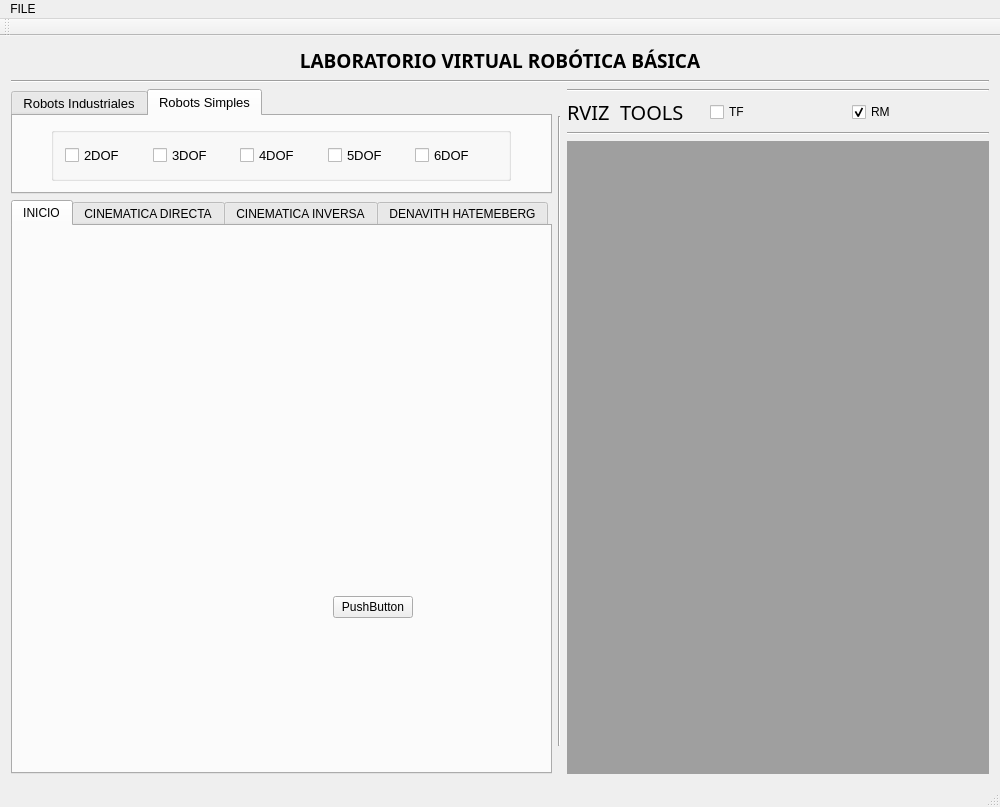
myalfred03/guiqmake, file guivigir/rosgui.ui: the form before one commit.
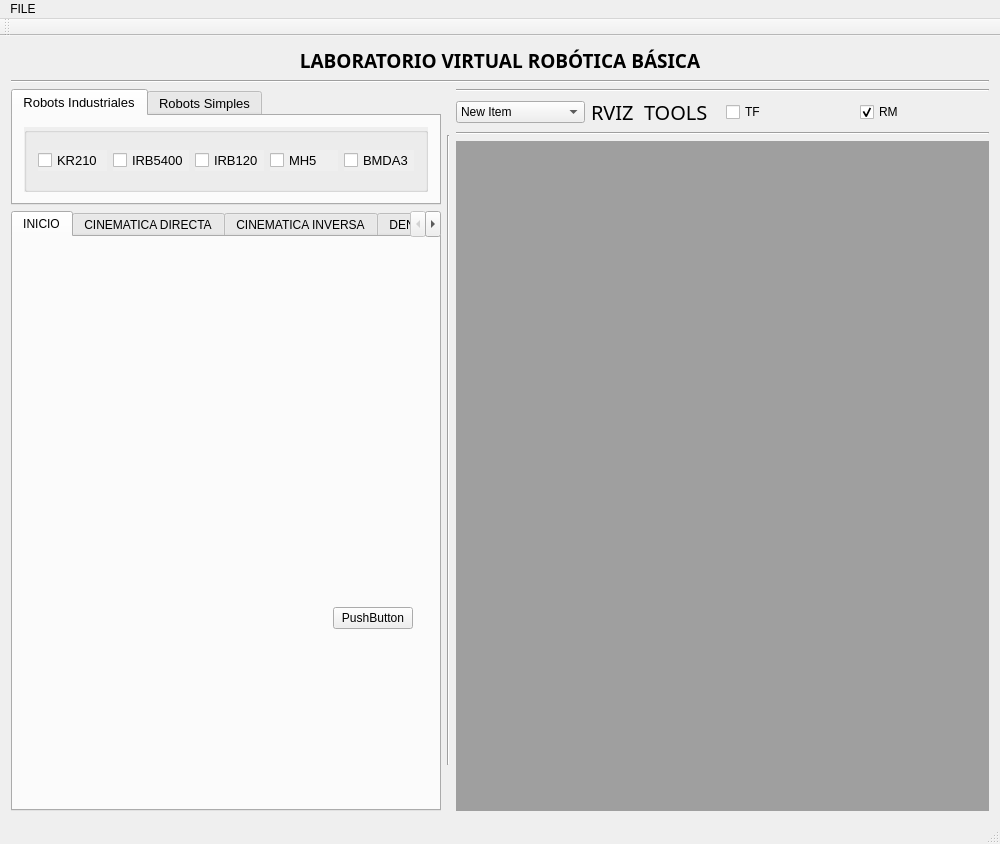
The form after the commit. The open tabs and pages were chosen to show the change. Icons and pictures are not drawn.

Commit message: Add icon robots

```diff
--- a/guivigir/rosgui.ui
+++ b/guivigir/rosgui.ui
@@ -7,7 +7,7 @@
     <x>0</x>
     <y>0</y>
     <width>1000</width>
-    <height>807</height>
+    <height>844</height>
    </rect>
   </property>
   <property name="sizePolicy">
@@ -74,7 +74,7 @@
              <bool>true</bool>
             </property>
             <property name="currentIndex">
-             <number>2</number>
+             <number>0</number>
             </property>
             <widget class="QWidget" name="tab">
              <attribute name="title">
@@ -1123,7 +1123,7 @@
                </font>
               </property>
               <property name="currentIndex">
-               <number>1</number>
+               <number>0</number>
               </property>
               <widget class="QWidget" name="tabWidgetPage1">
                <attribute name="title">
@@ -1144,42 +1144,116 @@
                     <height>100</height>
                    </size>
                   </property>
+                  <property name="autoFillBackground">
+                   <bool>true</bool>
+                  </property>
                   <property name="title">
                    <string/>
                   </property>
-                  <layout class="QHBoxLayout" name="horizontalLayout">
-                   <item>
+                  <layout class="QGridLayout" name="gridLayout_17">
+                   <item row="0" column="0">
                     <widget class="QCheckBox" name="checkBox4DOFI">
-                     <property name="text">
-                      <string>KK KR210</string>
+                     <property name="autoFillBackground">
+                      <bool>true</bool>
                      </property>
-                    </widget>
-                   </item>
-                   <item>
-                    <widget class="QCheckBox" name="checkBox2DOFI">
                      <property name="text">
-                      <string>ABB IRB5400</string>
+                      <string>KR210</string>
                      </property>
+                     <property name="icon">
+                      <iconset resource="resources.qrc">
+                       <normaloff>:/images/img/1448635827949.png</normaloff>:/images/img/1448635827949.png</iconset>
+                     </property>
+                     <property name="iconSize">
+                      <size>
+                       <width>37</width>
+                       <height>23</height>
+                      </size>
+                     </property>
                     </widget>
                    </item>
-                   <item>
+                   <item row="0" column="2">
                     <widget class="QCheckBox" name="checkBox6DOFI">
-                     <property name="text">
-                      <string>ABB IRB120</string>
+                     <property name="autoFillBackground">
+                      <bool>true</bool>
                      </property>
-                    </widget>
-                   </item>
-                   <item>
-                    <widget class="QCheckBox" name="checkBox5DOFI">
                      <property name="text">
-                      <string>MM MH5</string>
+                      <string>IRB120</string>
                      </property>
+                     <property name="icon">
+                      <iconset resource="resources.qrc">
+                       <normaloff>:/images/img/ABB.png</normaloff>:/images/img/ABB.png</iconset>
+                     </property>
+                     <property name="iconSize">
+                      <size>
+                       <width>27</width>
+                       <height>24</height>
+                      </size>
+                     </property>
                     </widget>
                    </item>
-                   <item>
+                   <item row="0" column="4">
                     <widget class="QCheckBox" name="checkBox3DOFI">
+                     <property name="autoFillBackground">
+                      <bool>true</bool>
+                     </property>
                      <property name="text">
-                      <string>MM BMDA3</string>
+                      <string>BMDA3</string>
+                     </property>
+                     <property name="icon">
+                      <iconset resource="resources.qrc">
+                       <normaloff>:/images/img/Yaskawa_Motoman_Logo.png</normaloff>:/images/img/Yaskawa_Motoman_Logo.png</iconset>
+                     </property>
+                     <property name="iconSize">
+                      <size>
+                       <width>28</width>
+                       <height>23</height>
+                      </size>
+                     </property>
+                    </widget>
+                   </item>
+                   <item row="0" column="3">
+                    <widget class="QCheckBox" name="checkBox5DOFI">
+                     <property name="layoutDirection">
+                      <enum>Qt::LeftToRight</enum>
+                     </property>
+                     <property name="autoFillBackground">
+                      <bool>true</bool>
+                     </property>
+                     <property name="text">
+                      <string>MH5</string>
+                     </property>
+                     <property name="icon">
+                      <iconset resource="resources.qrc">
+                       <normaloff>:/images/img/Yaskawa_Motoman_Logo.png</normaloff>:/images/img/Yaskawa_Motoman_Logo.png</iconset>
+                     </property>
+                     <property name="iconSize">
+                      <size>
+                       <width>28</width>
+                       <height>23</height>
+                      </size>
+                     </property>
+                     <property name="tristate">
+                      <bool>false</bool>
+                     </property>
+                    </widget>
+                   </item>
+                   <item row="0" column="1">
+                    <widget class="QCheckBox" name="checkBox2DOFI">
+                     <property name="autoFillBackground">
+                      <bool>true</bool>
+                     </property>
+                     <property name="text">
+                      <string>IRB5400</string>
+                     </property>
+                     <property name="icon">
+                      <iconset resource="resources.qrc">
+                       <normaloff>:/images/img/ABB.png</normaloff>:/images/img/ABB.png</iconset>
+                     </property>
+                     <property name="iconSize">
+                      <size>
+                       <width>27</width>
+                       <height>24</height>
+                      </size>
                      </property>
                     </widget>
                    </item>
@@ -1281,6 +1355,29 @@
           </item>
           <item>
            <layout class="QHBoxLayout" name="horizontalLayout_3">
+            <item>
+             <widget class="QComboBox" name="comboBox">
+              <item>
+               <property name="text">
+                <string>New Item</string>
+               </property>
+               <property name="icon">
+                <iconset resource="resources.qrc">
+                 <normaloff>:/images/img/noun_1450480_cc.png</normaloff>:/images/img/noun_1450480_cc.png</iconset>
+               </property>
+              </item>
+              <item>
+               <property name="text">
+                <string>New Item</string>
+               </property>
+               <property name="icon">
+                <iconset>
+                 <activeoff>:/images/img/noun_1036042_cc.png</activeoff>
+                </iconset>
+               </property>
+              </item>
+             </widget>
+            </item>
             <item>
              <widget class="QLabel" name="label_23">
               <property name="font">
```
The commit also changes 14 other files.
